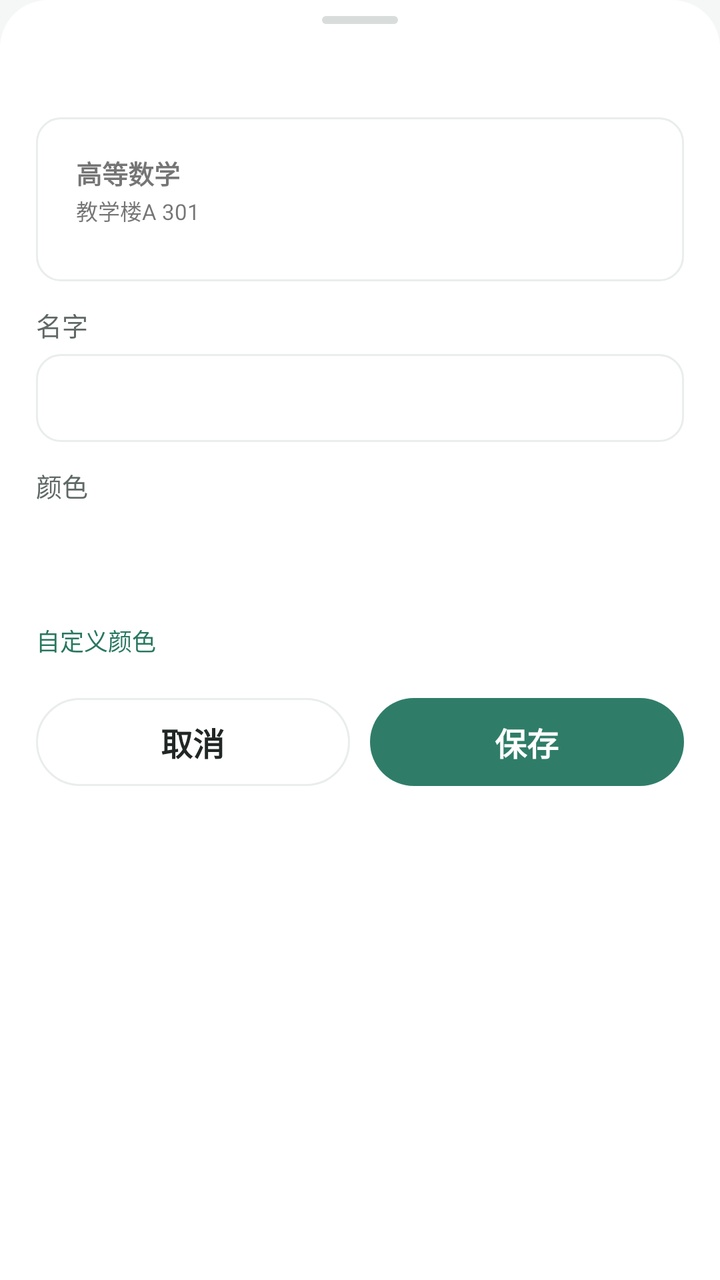
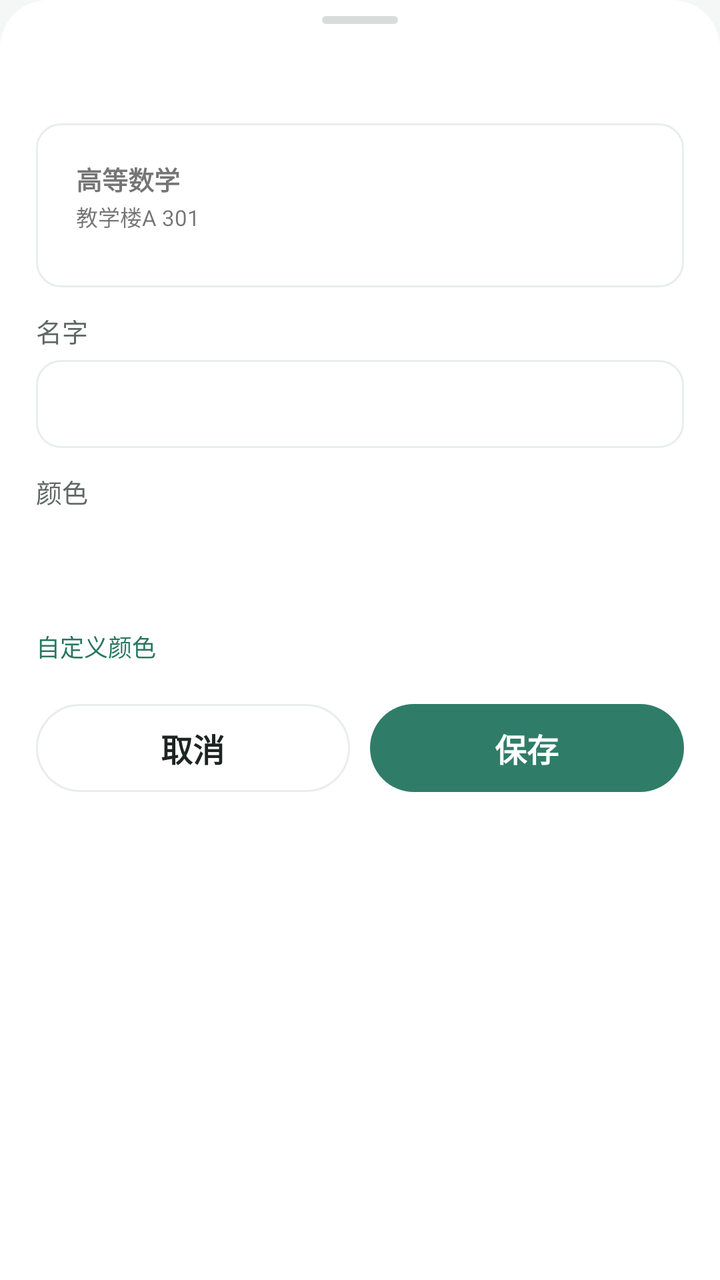

Screens rendered from an Android XML layout before and after an edit, with the pre-edit source and the edit as a unified diff.
<!-- AndroidManifest.xml: application theme Theme.Zhusijiao -->
<!-- res/layout/dialog_couple_profile.xml -->
<?xml version="1.0" encoding="utf-8"?>
<LinearLayout xmlns:android="http://schemas.android.com/apk/res/android"
    android:layout_width="match_parent"
    android:layout_height="wrap_content"
    android:background="@drawable/bg_sheet"
    android:orientation="vertical"
    android:paddingStart="18dp"
    android:paddingTop="8dp"
    android:paddingEnd="18dp"
    android:paddingBottom="16dp">

    <View
        android:layout_width="38dp"
        android:layout_height="4dp"
        android:layout_gravity="center_horizontal"
        android:layout_marginBottom="13dp"
        android:background="@drawable/bg_sheet_handle" />

    <TextView
        android:id="@+id/profileTitle"
        android:layout_width="match_parent"
        android:layout_height="wrap_content"
        android:textColor="@color/heading_ink"
        android:textSize="@dimen/text_subtitle"
        android:textStyle="bold" />

    <LinearLayout
        android:layout_width="match_parent"
        android:layout_height="wrap_content"
        android:layout_marginTop="12dp"
        android:background="@drawable/bg_file_info"
        android:gravity="center_vertical"
        android:orientation="horizontal"
        android:padding="12dp">

        <LinearLayout
            android:id="@+id/previewBlock"
            android:layout_width="112dp"
            android:layout_height="58dp"
            android:orientation="vertical"
            android:paddingStart="8dp"
            android:paddingTop="6dp"
            android:paddingEnd="8dp">

            <TextView
                android:id="@+id/previewCourse"
                android:layout_width="wrap_content"
                android:layout_height="wrap_content"
                android:text="@string/couple_profile_preview_course"
                android:textSize="@dimen/text_small"
                android:textStyle="bold" />

            <TextView
                android:id="@+id/previewRoom"
                android:layout_width="wrap_content"
                android:layout_height="wrap_content"
                android:layout_marginTop="1dp"
                android:text="@string/couple_profile_preview_room"
                android:textSize="@dimen/text_caption" />
        </LinearLayout>

        <LinearLayout
            android:layout_width="0dp"
            android:layout_height="wrap_content"
            android:layout_marginStart="14dp"
            android:layout_weight="1"
            android:orientation="vertical">

            <LinearLayout
                android:layout_width="wrap_content"
                android:layout_height="wrap_content"
                android:gravity="center_vertical"
                android:orientation="horizontal">

                <View
                    android:id="@+id/previewSwatch"
                    android:layout_width="10dp"
                    android:layout_height="10dp"
                    android:layout_marginEnd="6dp" />

                <TextView
                    android:id="@+id/previewName"
                    android:layout_width="wrap_content"
                    android:layout_height="wrap_content"
                    android:ellipsize="end"
                    android:maxLines="1"
                    android:textColor="@color/title_ink"
                    android:textSize="@dimen/text_subtitle"
                    android:textStyle="bold" />
            </LinearLayout>

            <TextView
                android:id="@+id/previewHint"
                android:layout_width="match_parent"
                android:layout_height="wrap_content"
                android:layout_marginTop="3dp"
                android:textColor="@color/muted"
                android:textSize="@dimen/text_hint" />
        </LinearLayout>
    </LinearLayout>

    <TextView
        style="@style/FieldLabel"
        android:text="@string/couple_profile_name" />

    <EditText
        android:id="@+id/nameInput"
        style="@style/FieldInput"
        android:importantForAutofill="no"
        android:inputType="text"
        android:maxLength="8"
        android:singleLine="true" />

    <TextView
        style="@style/FieldLabel"
        android:text="@string/couple_profile_color" />

    
    <LinearLayout
        android:id="@+id/swatchRow"
        android:layout_width="match_parent"
        android:layout_height="44dp"
        android:orientation="horizontal" />

    <TextView
        android:id="@+id/customColor"
        android:layout_width="wrap_content"
        android:layout_height="wrap_content"
        android:layout_marginTop="4dp"
        android:background="@drawable/bg_menu_row"
        android:clickable="true"
        android:focusable="true"
        android:paddingTop="6dp"
        android:paddingEnd="8dp"
        android:paddingBottom="6dp"
        android:text="@string/couple_profile_custom"
        android:textColor="@color/accent_strong"
        android:textSize="@dimen/text_hint" />

    <TextView
        android:id="@+id/clashNote"
        android:layout_width="match_parent"
        android:layout_height="wrap_content"
        android:layout_marginTop="4dp"
        android:textColor="@color/warn"
        android:textSize="@dimen/text_hint"
        android:visibility="gone" />

    <LinearLayout
        android:layout_width="match_parent"
        android:layout_height="wrap_content"
        android:layout_marginTop="14dp"
        android:orientation="horizontal">

        <TextView
            android:id="@+id/profileCancel"
            style="@style/GhostButton"
            android:layout_width="0dp"
            android:layout_weight="1"
            android:text="@string/common_cancel" />

        <TextView
            android:id="@+id/profileSave"
            style="@style/PrimaryButton"
            android:layout_width="0dp"
            android:layout_marginStart="10dp"
            android:layout_weight="1"
            android:text="@string/couple_profile_save" />
    </LinearLayout>
</LinearLayout>
<!-- resources referenced by this layout -->
<resources>
  <color name="heading_ink">#202623</color>
  <color name="muted">#7d8783</color>
  <color name="title_ink">#1d2421</color>
  <color name="warn">#b26205</color>
  <dimen name="text_hint">12sp</dimen>
  <dimen name="text_small">13sp</dimen>
  <style name="FieldInput">
          <item name="android:layout_width">match_parent</item>
          <item name="android:layout_height">wrap_content</item>
          <item name="android:minHeight">44dp</item>
          <item name="android:background">@drawable/bg_field</item>
          <item name="android:paddingStart">11dp</item>
          <item name="android:paddingEnd">11dp</item>
          <item name="android:paddingTop">10dp</item>
          <item name="android:paddingBottom">10dp</item>
          <item name="android:textColor">@color/ink</item>
          <item name="android:textColorHint">@color/sub_a0</item>
          <item name="android:textSize">@dimen/text_body</item>
          <item name="android:gravity">center_vertical</item>
          <item name="android:saveEnabled">false</item>
      </style>
  <style name="FieldLabel">
          <item name="android:layout_width">wrap_content</item>
          <item name="android:layout_height">wrap_content</item>
          <item name="android:textColor">@color/field_label</item>
          <item name="android:textSize">@dimen/text_small</item>
          <item name="android:layout_marginTop">12dp</item>
          <item name="android:layout_marginBottom">5dp</item>
      </style>
  <style name="GhostButton" parent="PrimaryButton">
          <item name="android:background">@drawable/bg_ghost_button</item>
          <item name="android:textColor">@color/ink</item>
      </style>
  <style name="Theme.Zhusijiao" parent="Theme.AppCompat.Light.NoActionBar">
          <item name="colorPrimary">@color/accent</item>
          <item name="colorPrimaryDark">@color/accent</item>
          <item name="colorAccent">@color/accent</item>
          <item name="colorControlActivated">@color/accent</item>
          <item name="android:textColorPrimary">@color/ink</item>
          <item name="android:textColorSecondary">@color/muted</item>
          <item name="android:windowBackground">@color/background</item>
          <item name="android:statusBarColor">@color/background</item>
          <item name="android:navigationBarColor">@color/surface</item>
          <item name="android:windowLightStatusBar" tools:targetApi="m">true</item>
          <item name="android:windowLightNavigationBar" tools:targetApi="o_mr1">true</item>
          <item name="android:alertDialogTheme">@style/Theme.Zhusijiao.Dialog</item>
          <item name="alertDialogTheme">@style/Theme.Zhusijiao.Dialog</item>
      </style>
  <color name="surface">#ffffff</color>
  <color name="line">#e9edeb</color>
  <color name="hover_bg">#f2f5f4</color>
  <dimen name="radius_xl">24dp</dimen>
  <color name="ink">#202725</color>
  <color name="sub_a0">@color/text_disabled</color>
  <dimen name="text_body">14sp</dimen>
  <color name="field_label">@color/text_secondary</color>
  <color name="accent">#2f7d68</color>
  <style name="Theme.Zhusijiao.Dialog" parent="Theme.AppCompat.Light.Dialog.Alert">
          <item name="colorAccent">@color/accent</item>
          <item name="android:textColorPrimary">@color/ink</item>
          <item name="buttonBarPositiveButtonStyle">@style/DialogButton</item>
          <item name="buttonBarNegativeButtonStyle">@style/DialogButton</item>
          <item name="buttonBarNeutralButtonStyle">@style/DialogButton</item>
      </style>
  <dimen name="radius_md">12dp</dimen>
  <dimen name="radius_pill">100dp</dimen>
  <!-- unchanged entries left out for length: 27 -->
</resources>

<!-- the commit's change to res/layout/dialog_couple_profile.xml (unified diff, before → after) -->
@@ -4,23 +4,15 @@
     android:layout_height="wrap_content"
     android:background="@drawable/bg_sheet"
     android:orientation="vertical"
-    android:paddingStart="18dp"
-    android:paddingTop="8dp"
-    android:paddingEnd="18dp"
-    android:paddingBottom="16dp">
+    style="@style/SheetRoot">
 
-    <View
-        android:layout_width="38dp"
-        android:layout_height="4dp"
-        android:layout_gravity="center_horizontal"
-        android:layout_marginBottom="13dp"
-        android:background="@drawable/bg_sheet_handle" />
+    <View style="@style/SheetHandle" />
 
     <TextView
         android:id="@+id/profileTitle"
         android:layout_width="match_parent"
         android:layout_height="wrap_content"
-        android:textColor="@color/heading_ink"
+        android:textColor="@color/text_primary"
         android:textSize="@dimen/text_subtitle"
         android:textStyle="bold" />
 
@@ -84,7 +76,7 @@
                     android:layout_height="wrap_content"
                     android:ellipsize="end"
                     android:maxLines="1"
-                    android:textColor="@color/title_ink"
+                    android:textColor="@color/text_primary"
                     android:textSize="@dimen/text_subtitle"
                     android:textStyle="bold" />
             </LinearLayout>
@@ -94,7 +86,7 @@
                 android:layout_width="match_parent"
                 android:layout_height="wrap_content"
                 android:layout_marginTop="3dp"
-                android:textColor="@color/muted"
+                android:textColor="@color/text_secondary"
                 android:textSize="@dimen/text_hint" />
         </LinearLayout>
     </LinearLayout>
<!-- resource entries referenced after the edit -->
@@ -1,8 +1,6 @@
 <!-- resources referenced by this layout -->
 <resources>
-  <color name="heading_ink">#202623</color>
-  <color name="muted">#7d8783</color>
-  <color name="title_ink">#1d2421</color>
+  <color name="text_primary">#1d2421</color>
   <color name="warn">#b26205</color>
   <dimen name="text_hint">12sp</dimen>
   <dimen name="text_small">13sp</dimen>
@@ -15,8 +13,8 @@
           <item name="android:paddingEnd">11dp</item>
           <item name="android:paddingTop">10dp</item>
           <item name="android:paddingBottom">10dp</item>
-          <item name="android:textColor">@color/ink</item>
-          <item name="android:textColorHint">@color/sub_a0</item>
+          <item name="android:textColor">@color/text_primary</item>
+          <item name="android:textColorHint">@color/text_disabled</item>
           <item name="android:textSize">@dimen/text_body</item>
           <item name="android:gravity">center_vertical</item>
           <item name="android:saveEnabled">false</item>
@@ -24,22 +22,35 @@
   <style name="FieldLabel">
           <item name="android:layout_width">wrap_content</item>
           <item name="android:layout_height">wrap_content</item>
-          <item name="android:textColor">@color/field_label</item>
+          <item name="android:textColor">@color/text_secondary</item>
           <item name="android:textSize">@dimen/text_small</item>
           <item name="android:layout_marginTop">12dp</item>
           <item name="android:layout_marginBottom">5dp</item>
       </style>
   <style name="GhostButton" parent="PrimaryButton">
           <item name="android:background">@drawable/bg_ghost_button</item>
-          <item name="android:textColor">@color/ink</item>
+          <item name="android:textColor">@color/text_primary</item>
+      </style>
+  <style name="SheetHandle">
+          <item name="android:layout_width">38dp</item>
+          <item name="android:layout_height">4dp</item>
+          <item name="android:layout_gravity">center_horizontal</item>
+          <item name="android:layout_marginBottom">16dp</item>
+          <item name="android:background">@drawable/bg_sheet_handle</item>
+      </style>
+  <style name="SheetRoot">
+          <item name="android:paddingStart">18dp</item>
+          <item name="android:paddingTop">8dp</item>
+          <item name="android:paddingEnd">18dp</item>
+          <item name="android:paddingBottom">16dp</item>
       </style>
   <style name="Theme.Zhusijiao" parent="Theme.AppCompat.Light.NoActionBar">
           <item name="colorPrimary">@color/accent</item>
           <item name="colorPrimaryDark">@color/accent</item>
           <item name="colorAccent">@color/accent</item>
           <item name="colorControlActivated">@color/accent</item>
-          <item name="android:textColorPrimary">@color/ink</item>
-          <item name="android:textColorSecondary">@color/muted</item>
+          <item name="android:textColorPrimary">@color/text_primary</item>
+          <item name="android:textColorSecondary">@color/text_secondary</item>
           <item name="android:windowBackground">@color/background</item>
           <item name="android:statusBarColor">@color/background</item>
           <item name="android:navigationBarColor">@color/surface</item>
@@ -52,14 +63,11 @@
   <color name="line">#e9edeb</color>
   <color name="hover_bg">#f2f5f4</color>
   <dimen name="radius_xl">24dp</dimen>
-  <color name="ink">#202725</color>
-  <color name="sub_a0">@color/text_disabled</color>
   <dimen name="text_body">14sp</dimen>
-  <color name="field_label">@color/text_secondary</color>
   <color name="accent">#2f7d68</color>
   <style name="Theme.Zhusijiao.Dialog" parent="Theme.AppCompat.Light.Dialog.Alert">
           <item name="colorAccent">@color/accent</item>
-          <item name="android:textColorPrimary">@color/ink</item>
+          <item name="android:textColorPrimary">@color/text_primary</item>
           <item name="buttonBarPositiveButtonStyle">@style/DialogButton</item>
           <item name="buttonBarNegativeButtonStyle">@style/DialogButton</item>
           <item name="buttonBarNeutralButtonStyle">@style/DialogButton</item>
